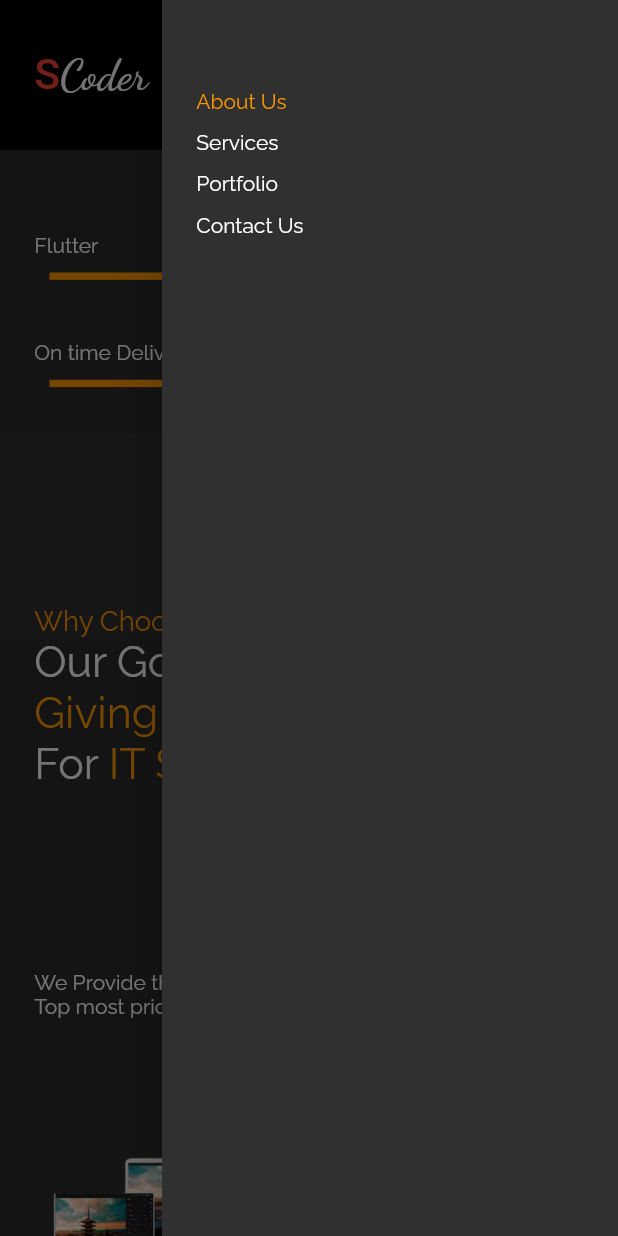
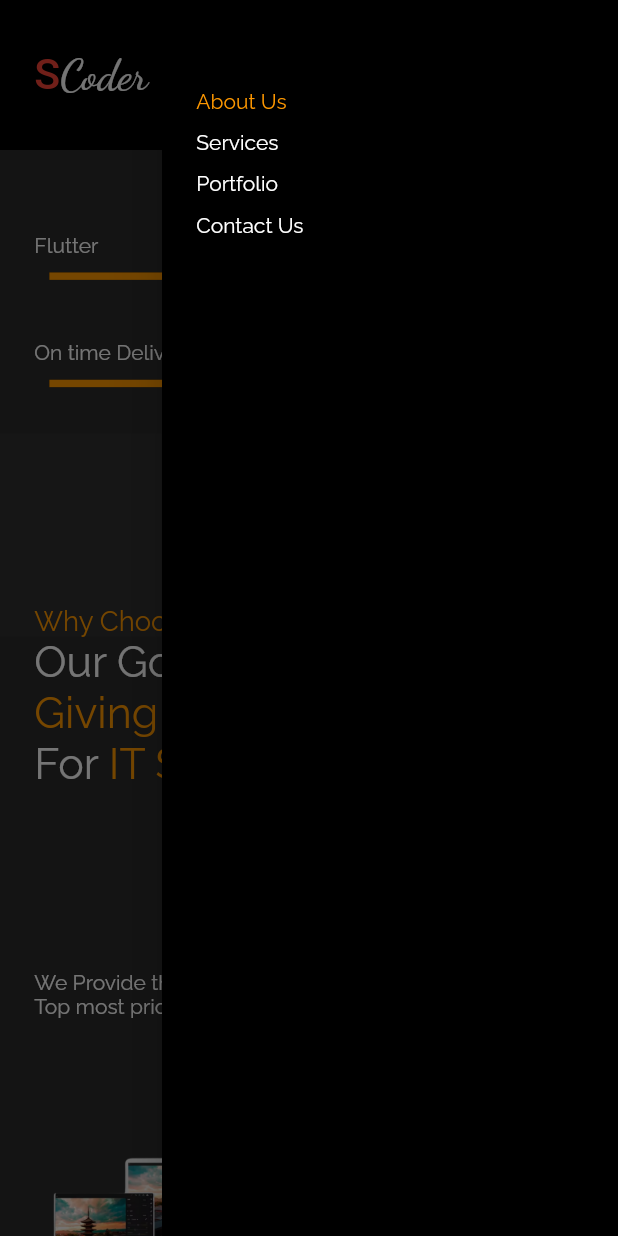
Before and after one commit to Infoshabirkhan/my-portfolio-flutter-web, a Flutter app: the screen it shows after launch, scrolled down 576 dp, after a tap on the "menu" icon, on a phone screen of 412 x 824 dp. Run offline on Flutter 3.47's test engine with Material 2 defaults, Android fonts, the phone set to English and light mode, and no system bars; drawn by our look-alikes of percent_indicator; our stand-ins replace bloc, device_preview, firebase_core, flutter_bloc, flutter_screenutil, font_awesome_flutter and 1 more; missing offline and left inert: dart:html; accounts and stored records are empty; Roboto replaces fonts that are missing (Smooch).

Commit message:
contact us done

```diff
--- /dev/null
+++ b/lib/Models/Utils/remove_glow.dart
@@ -0,0 +1,9 @@
+import 'package:flutter/cupertino.dart';
+
+class RemoveGlow extends ScrollBehavior {
+  @override
+  Widget buildOverscrollIndicator(
+      BuildContext context, Widget child, ScrollableDetails details) {
+    return child;
+  }
+}
--- a/lib/Views/PageViewRoutes/AboutUs/components/pricing_design.dart
+++ b/lib/Views/PageViewRoutes/AboutUs/components/pricing_design.dart
@@ -154,7 +154,7 @@ class PricingCards extends StatelessWidget {
                           flex: 3,
                           child: Text(
                             'Source code',
-                            style: GoogleFonts.raleway(fontSize: 15.sp),
+                            style: GoogleFonts.raleway(fontSize: width < Responsive.mobileMaxWith  ? 13.sp:15.sp,),
                           ),
                         ),
                       ],
@@ -184,7 +184,7 @@ class PricingCards extends StatelessWidget {
                           flex: 3,
                           child: Text(
                             'App Icon',
-                            style: GoogleFonts.raleway(fontSize: 15.sp),
+                            style: GoogleFonts.raleway(fontSize: width < Responsive.mobileMaxWith  ? 13.sp:15.sp,),
                           ),
                         ),
                       ],
@@ -214,7 +214,7 @@ class PricingCards extends StatelessWidget {
                           flex: 3,
                           child: Text(
                             'Splash Screen',
-                            style: GoogleFonts.raleway(fontSize: 15.sp),
+                            style: GoogleFonts.raleway(fontSize: width < Responsive.mobileMaxWith  ? 13.sp:15.sp,),
                           ),
                         ),
                       ],
@@ -244,7 +244,7 @@ class PricingCards extends StatelessWidget {
                           flex: 3,
                           child: Text(
                             'App Submission',
-                            style: GoogleFonts.raleway(fontSize: 15.sp),
+                            style: GoogleFonts.raleway(fontSize: width < Responsive.mobileMaxWith  ? 13.sp:15.sp,),
                           ),
                         ),
                       ],
--- a/lib/Views/PageViewRoutes/ServicesRouts/components/services_card.dart
+++ b/lib/Views/PageViewRoutes/ServicesRouts/components/services_card.dart
@@ -34,7 +34,7 @@ class ServicesCard extends StatelessWidget {
           ),
         ),
         width: 300.sp,
-        height: 50.h,
+        height: 50.sp,
         child: Align(
           alignment: Alignment.centerLeft,
           child: Text(
--- a/lib/Views/PageViewRoutes/home_screen.dart
+++ b/lib/Views/PageViewRoutes/home_screen.dart
@@ -10,6 +10,7 @@ import 'package:my_portfolio_web/Views/PageViewRoutes/ServicesRouts/services_vie
 import 'package:my_portfolio_web/Views/Utils/Widgets/CustomNavBar/custom_nav_bar.dart';
 import 'package:my_portfolio_web/Views/PageViewRoutes/page_view_static.dart';
 
+import '../../Models/Utils/remove_glow.dart';
 import '../Utils/Widgets/custom_drawer.dart';
 import 'PortfolioRoutes/portfolio_view.dart';
 
@@ -21,16 +22,17 @@ class HomeScreen extends StatefulWidget {
 }
 
 class _HomeScreenState extends State<HomeScreen> {
-  ScrollController scrollController = ScrollController();
+ // ScrollController scrollController = ScrollController();
 
   bool showContainer = false;
 
   @override
   void initState() {
-    scrollController.addListener(() {
+    //PageViewStatic.scrollController.jumpTo(0);
+    PageViewStatic.scrollController.addListener(() {
 
-      print(scrollController.offset);
-      if (scrollController.offset > 250) {
+      print(PageViewStatic.scrollController.offset);
+      if (PageViewStatic.scrollController.offset > 250) {
 
         if(context.read<NavControlCubit>().state == 1){
 
@@ -65,9 +67,11 @@ class _HomeScreenState extends State<HomeScreen> {
 
         children: [
 
-          ListView(
+          ScrollConfiguration(
+            behavior: RemoveGlow(),
+            child: ListView(
 
-            controller: scrollController,
+              controller: PageViewStatic.scrollController,
               children: [
                 const CustomNavBar(),
 
@@ -90,6 +94,7 @@ class _HomeScreenState extends State<HomeScreen> {
                 ),
 
               ],
+            ),
           ),
 
           Positioned(
--- a/lib/Views/PageViewRoutes/page_view_static.dart
+++ b/lib/Views/PageViewRoutes/page_view_static.dart
@@ -4,6 +4,7 @@ class PageViewStatic{
 
   static PageController pageController = PageController();
 
+  static ScrollController scrollController = ScrollController();
 
   static  double getHeight({required int state}){
     if(state == 0) {
--- a/lib/Views/Utils/Widgets/CustomNavBar/custom_nav_bar.dart
+++ b/lib/Views/Utils/Widgets/CustomNavBar/custom_nav_bar.dart
@@ -47,10 +47,13 @@ class CustomNavBar extends StatelessWidget {
                 )
                     : Row(
                       children: const [
-                        NavBarItems(title: 'About Us', itemIndex: 0,),
-                        NavBarItems(title: 'Services', itemIndex: 1,),
-                        NavBarItems(title: 'Portfolio', itemIndex: 2,),
-                        NavBarItems(title: 'Contact us', itemIndex: 3,),
+                        Expanded(child: NavBarItems(title: 'About Us', itemIndex: 0,)),
+
+                        Expanded(child: NavBarItems(title: 'Services', itemIndex: 1,)),
+
+                        Expanded(child: NavBarItems(title: 'Portfolio', itemIndex: 2,)),
+
+                        Expanded(child: NavBarItems(title: 'Contact us', itemIndex: 3,)),
 
                       ],
                     ),
--- a/lib/Views/Utils/Widgets/CustomNavBar/nav_bar_items.dart
+++ b/lib/Views/Utils/Widgets/CustomNavBar/nav_bar_items.dart
@@ -19,8 +19,7 @@ class NavBarItems extends StatelessWidget {
 
   @override
   Widget build(BuildContext context) {
-    return Expanded(
-      child: BlocBuilder<NavControlCubit, int>(
+    return BlocBuilder<NavControlCubit, int>(
       builder: (context, state) {
         return InkWell(
           hoverColor: Colors.red,
@@ -28,6 +27,7 @@ class NavBarItems extends StatelessWidget {
           onTap: () {
             PageViewStatic.pageController.jumpToPage(itemIndex);
             context.read<NavControlCubit>().getIndex(index: itemIndex);
+            PageViewStatic.scrollController.jumpTo(0);
             if(isDrawer! ){
 
               Navigator.of(context).pop();
@@ -48,7 +48,6 @@ class NavBarItems extends StatelessWidget {
           ),
         );
       },
-      ),
     )
     ;
   }
--- a/lib/Views/Utils/Widgets/custom_drawer.dart
+++ b/lib/Views/Utils/Widgets/custom_drawer.dart
@@ -8,6 +8,7 @@ class CustomDrawer extends StatelessWidget {
   @override
   Widget build(BuildContext context) {
     return Drawer(
+      backgroundColor: Colors.black,
       child: ListView(
         padding: EdgeInsets.only(left: 20.sp),
         children: [
--- a/lib/Views/Utils/Widgets/custom_footer/custom_footer.dart
+++ b/lib/Views/Utils/Widgets/custom_footer/custom_footer.dart
@@ -155,7 +155,7 @@ class CustomFooter extends StatelessWidget {
                             FontAwesomeIcons.facebookF,
                             color: Colors.blue,
                           ),
-                          link: 'm.facebook.com',
+                          link: 'https://www.facebook.com/shabbir.ahmad55/',
                         ),
                         SocailMediaButtons(
                           icon: FaIcon(
@@ -180,7 +180,9 @@ class CustomFooter extends StatelessWidget {
                         alignment: Alignment.centerRight,
                         child: Text(
                           '\u00a9 Copy Right 2022, All Right reserved',
-                          style: GoogleFonts.raleway(),
+                          style: GoogleFonts.raleway(
+                            fontSize: width < Responsive.mobileMaxWith ? 8.sp:14.sp
+                          ),
                         )),
                   ),
                 ],
```
Also changed, not shown: lib/Views/PageViewRoutes/PortfolioRoutes/portfolio_view.dart (+61 -1 lines), lib/Views/PageViewRoutes/ServicesRouts/services_view.dart (+22 -17 lines), assets/images/portfolio.jpg (added), firebase.json, 1 other file. Lines whose indentation alone changed are shown as unchanged.
